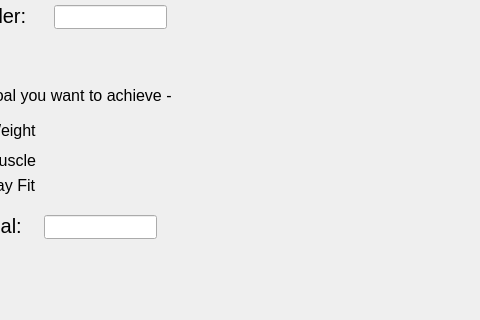
Qt form edituserinfo.ui (Nicholas-LeBoeuf/RemoteWorkouts) before a commit; both pictures show x 286 to 766 and y 255 to 575 of the 766 by 575 pixel window.
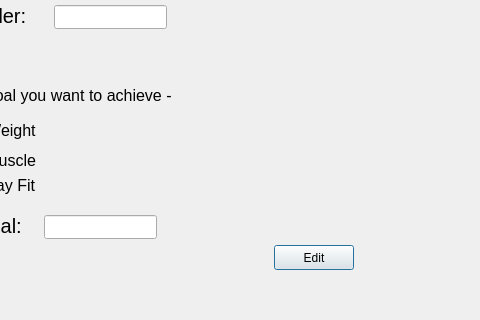
The same form after that commit.

Commit message:
Added functionality to the edit user dialog window (actually edits the info)
-HAVE NOT FIELD CHECKED
-Does not update the data on the main window
-If you check the database, the data is updated though

The edit to the form file:
```diff
--- a/edituserinfo.ui
+++ b/edituserinfo.ui
@@ -294,6 +294,19 @@
     <string/>
    </property>
   </widget>
+  <widget class="QPushButton" name="editButton">
+   <property name="geometry">
+    <rect>
+     <x>560</x>
+     <y>500</y>
+     <width>80</width>
+     <height>25</height>
+    </rect>
+   </property>
+   <property name="text">
+    <string>Edit</string>
+   </property>
+  </widget>
  </widget>
  <resources/>
  <connections/>
```
The commit also changes 4 other files.
